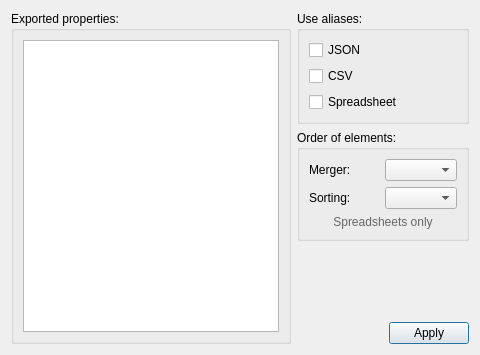
Qt form repo/ui/specification_es.ui (GS90/addFC) before a commit.
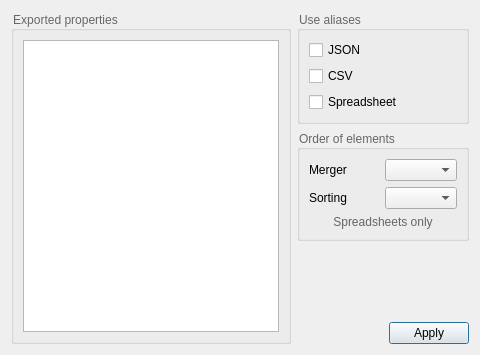
The same form after that commit.

```diff
--- a/repo/ui/specification_es.ui
+++ b/repo/ui/specification_es.ui
@@ -23,8 +23,11 @@
   <layout class="QHBoxLayout" name="horizontalLayout">
    <item>
     <widget class="QGroupBox" name="groupBoxExport">
+     <property name="styleSheet">
+      <string notr="true">QGroupBox:title {color: #666}</string>
+     </property>
      <property name="title">
-      <string>Exported properties:</string>
+      <string>Exported properties</string>
      </property>
      <layout class="QVBoxLayout" name="verticalLayout_3">
       <item>
@@ -37,8 +40,11 @@
     <layout class="QVBoxLayout" name="verticalLayout">
      <item>
       <widget class="QGroupBox" name="groupBoxAliases">
+       <property name="styleSheet">
+        <string notr="true">QGroupBox:title {color: #666}</string>
+       </property>
        <property name="title">
-        <string>Use aliases:</string>
+        <string>Use aliases</string>
        </property>
        <layout class="QVBoxLayout" name="verticalLayout_2">
         <item>
@@ -67,8 +73,11 @@
      </item>
      <item>
       <widget class="QGroupBox" name="groupBoxOrder">
+       <property name="styleSheet">
+        <string notr="true">QGroupBox:title {color: #666}</string>
+       </property>
        <property name="title">
-        <string>Order of elements:</string>
+        <string>Order of elements</string>
        </property>
        <layout class="QVBoxLayout" name="verticalLayout_4">
         <item>
@@ -79,14 +88,14 @@
           <item row="0" column="0">
            <widget class="QLabel" name="labelMerger">
             <property name="text">
-             <string>Merger:</string>
+             <string>Merger</string>
             </property>
            </widget>
           </item>
           <item row="1" column="0">
            <widget class="QLabel" name="labelSorting">
             <property name="text">
-             <string>Sorting:</string>
+             <string>Sorting</string>
             </property>
            </widget>
           </item>
```
Left out of the diff: 2 changed lines with no effect on the pictures.
